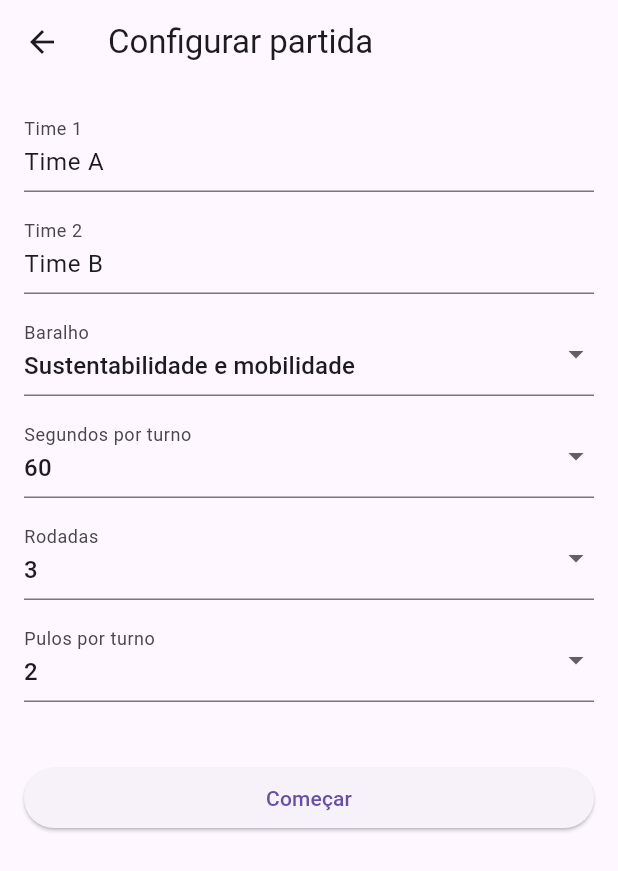
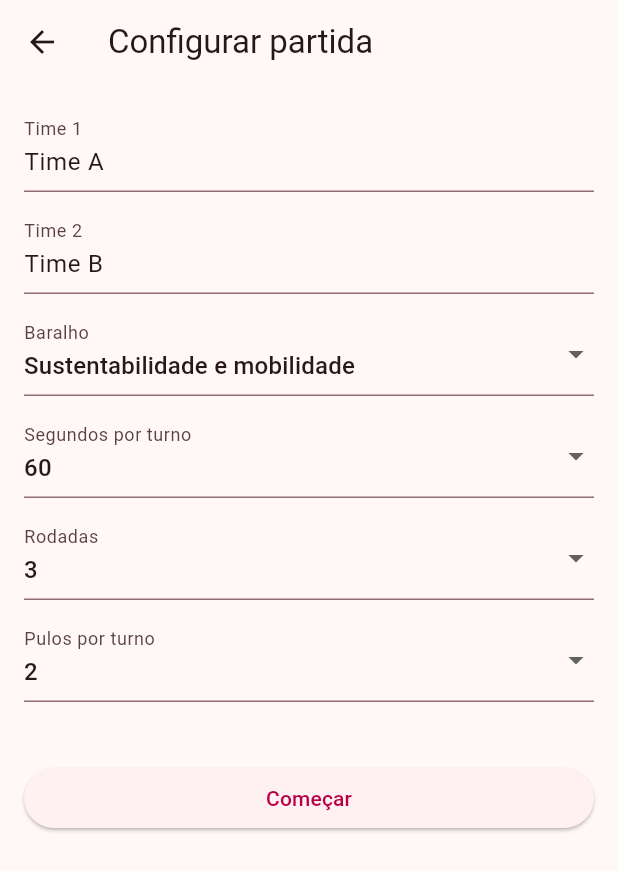
Before and after one commit to mcoldibelli/nao-pode, a Flutter app: the screen it shows after launch, after a tap on "Jogar", on a phone screen of 412 x 824 dp. Shown: the top 871 px of the screen. Run offline on Flutter 3.47's test engine with Material 3 defaults, Android fonts, the phone set to English and light mode, and no system bars.

Commit message:
feat: add light and dark theme

```diff
--- a/lib/main.dart
+++ b/lib/main.dart
@@ -7,6 +7,19 @@ void main() {
   runApp(
     MaterialApp(
       title: "Não Pode",
+      theme: ThemeData(
+        colorScheme: ColorScheme.fromSeed(
+          seedColor: const Color(0xFFE5245E),
+          dynamicSchemeVariant: DynamicSchemeVariant.fidelity,
+        ),
+      ),
+      darkTheme: ThemeData(
+        colorScheme: ColorScheme.fromSeed(
+          seedColor: const Color(0xFFE5245E),
+          brightness: Brightness.dark,
+          dynamicSchemeVariant: DynamicSchemeVariant.fidelity,
+        ),
+      ),
       home: TelaInicial(loja: Loja()),
     ),
   );
--- a/lib/ui/tela_configuracao.dart
+++ b/lib/ui/tela_configuracao.dart
@@ -60,6 +60,7 @@ class _TelaConfiguracaoState extends State<TelaConfiguracao> {
     );
   }
 
+  // TODO
   Widget _escolha(
     String rotulo,
     int valor,
```
Also changed, not shown: 9 other files.
